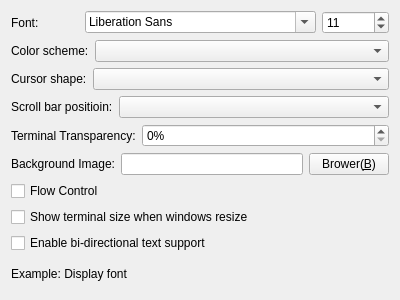
The window that Client/Terminal/FrmParameterTerminalAppearanceSettings.ui (KangLin/RabbitRemoteControl) describes before a commit, drawn with Qt 5.
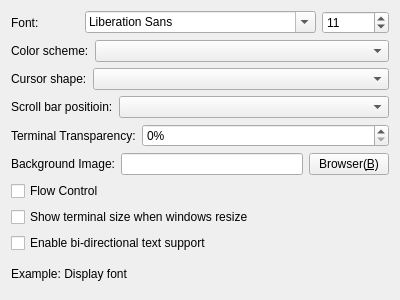
The same window after the commit.

What changed in the file:
```diff
--- a/Client/Terminal/FrmParameterTerminalAppearanceSettings.ui
+++ b/Client/Terminal/FrmParameterTerminalAppearanceSettings.ui
@@ -106,7 +106,7 @@
         </sizepolicy>
        </property>
        <property name="text">
-        <string>Brower(&amp;B)</string>
+        <string>Browser(&amp;B)</string>
        </property>
       </widget>
      </item>
```
Left out of the diff: 2 changed lines with no effect on the pictures.
